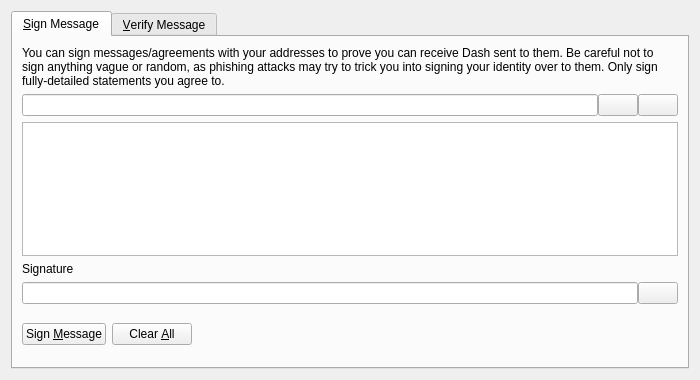
Before: the Qt Designer form src/qt/forms/signverifymessagedialog.ui in Captain-Cucumber/pprfnk1, drawn with Qt 5.
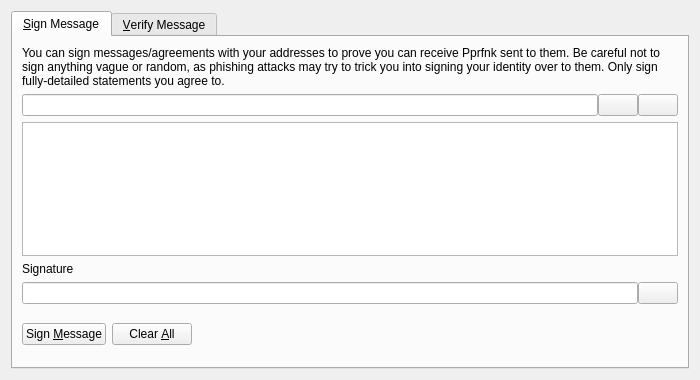
After: the same form once the commit is applied. Custom widgets are drawn as their Qt base class.

Commit message: dash-->pprfnk

What changed in the file:
```diff
--- a/src/qt/forms/signverifymessagedialog.ui
+++ b/src/qt/forms/signverifymessagedialog.ui
@@ -30,7 +30,7 @@
        <item>
         <widget class="QLabel" name="infoLabel_SM">
          <property name="text">
-          <string>You can sign messages/agreements with your addresses to prove you can receive Dash sent to them. Be careful not to sign anything vague or random, as phishing attacks may try to trick you into signing your identity over to them. Only sign fully-detailed statements you agree to.</string>
+          <string>You can sign messages/agreements with your addresses to prove you can receive Pprfnk sent to them. Be careful not to sign anything vague or random, as phishing attacks may try to trick you into signing your identity over to them. Only sign fully-detailed statements you agree to.</string>
          </property>
          <property name="textFormat">
           <enum>Qt::PlainText</enum>
```
Left out of the diff: 10 changed lines with no effect on the pictures. The commit also changes 427 other files.
